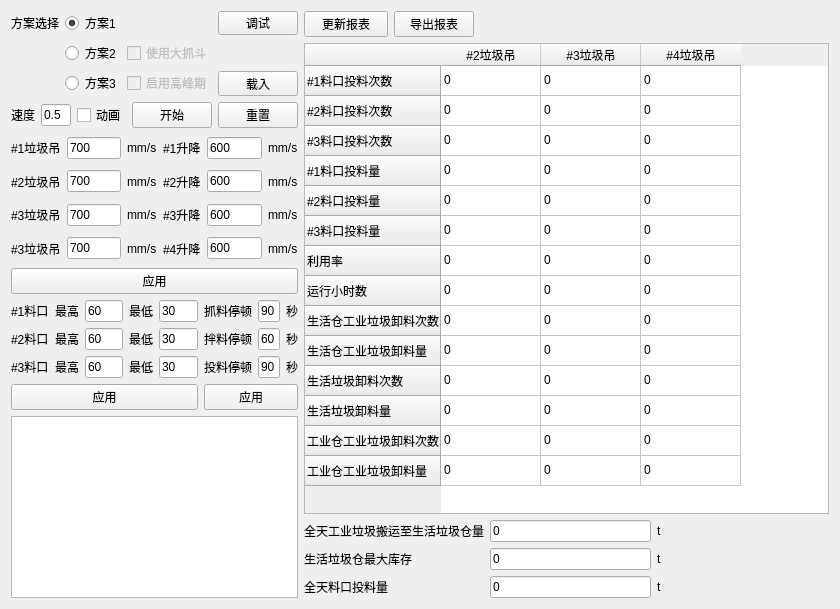
The window that QuestClient/QuestClient.ui (Ohto-Ai-Dev/QuestCommandSender) describes before a commit, drawn with Qt 5.
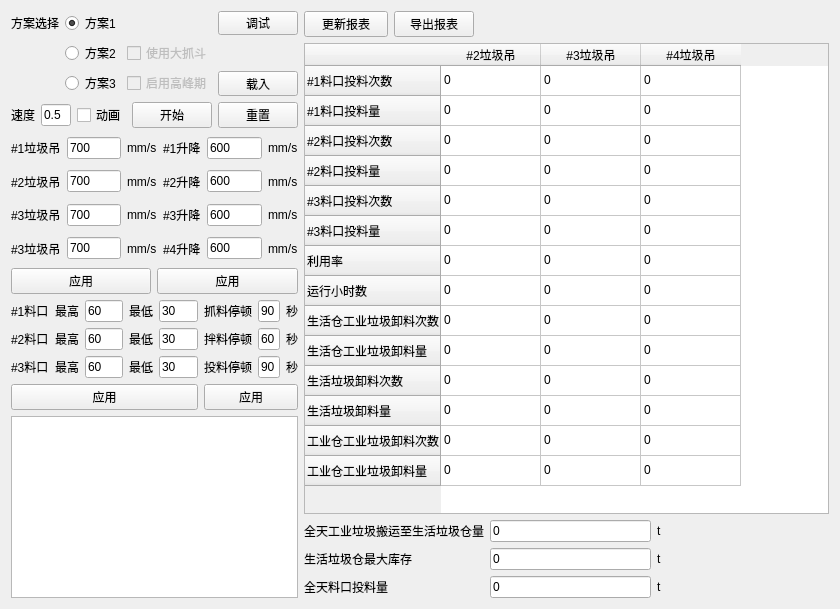
The same window after the commit. Icons and pictures are not drawn.

```diff
--- a/QuestClient/QuestClient.ui
+++ b/QuestClient/QuestClient.ui
@@ -13,6 +13,10 @@
   <property name="windowTitle">
    <string>QuestClient</string>
   </property>
+  <property name="windowIcon">
+   <iconset resource="QuestClient.qrc">
+    <normaloff>:/QuestClient/res/simulate.png</normaloff>:/QuestClient/res/simulate.png</iconset>
+  </property>
   <widget class="QWidget" name="centralWidget">
    <layout class="QGridLayout" name="gridLayout_5">
     <item row="0" column="0" colspan="2">
@@ -77,6 +81,10 @@
          <property name="text">
           <string>调试</string>
          </property>
+         <property name="icon">
+          <iconset resource="QuestClient.qrc">
+           <normaloff>:/QuestClient/res/debug.png</normaloff>:/QuestClient/res/debug.png</iconset>
+         </property>
         </widget>
        </item>
        <item row="1" column="0" rowspan="2">
@@ -137,6 +145,10 @@
          <property name="text">
           <string>载入</string>
          </property>
+         <property name="icon">
+          <iconset resource="QuestClient.qrc">
+           <normaloff>:/QuestClient/res/import.png</normaloff>:/QuestClient/res/import.png</iconset>
+         </property>
         </widget>
        </item>
       </layout>
@@ -202,26 +214,26 @@
            <string>#1料口投料次数</string>
           </property>
          </row>
-         <row>
-          <property name="text">
-           <string>#2料口投料次数</string>
-          </property>
-         </row>
-         <row>
-          <property name="text">
-           <string>#3料口投料次数</string>
-          </property>
-         </row>
          <row>
           <property name="text">
            <string>#1料口投料量</string>
           </property>
          </row>
+         <row>
+          <property name="text">
+           <string>#2料口投料次数</string>
+          </property>
+         </row>
          <row>
           <property name="text">
            <string>#2料口投料量</string>
           </property>
          </row>
+         <row>
+          <property name="text">
+           <string>#3料口投料次数</string>
+          </property>
+         </row>
          <row>
           <property name="text">
            <string>#3料口投料量</string>
@@ -516,6 +528,10 @@
          <property name="text">
           <string>更新报表</string>
          </property>
+         <property name="icon">
+          <iconset resource="QuestClient.qrc">
+           <normaloff>:/QuestClient/res/update.png</normaloff>:/QuestClient/res/update.png</iconset>
+         </property>
         </widget>
        </item>
        <item row="3" column="0" colspan="2">
@@ -573,6 +589,10 @@
          <property name="text">
           <string>导出报表</string>
          </property>
+         <property name="icon">
+          <iconset resource="QuestClient.qrc">
+           <normaloff>:/QuestClient/res/excel.png</normaloff>:/QuestClient/res/excel.png</iconset>
+         </property>
         </widget>
        </item>
        <item row="4" column="3">
@@ -637,6 +657,10 @@
         <property name="text">
          <string>开始</string>
         </property>
+        <property name="icon">
+         <iconset resource="QuestClient.qrc">
+          <normaloff>:/QuestClient/res/play.png</normaloff>:/QuestClient/res/play.png</iconset>
+        </property>
        </widget>
       </item>
       <item>
@@ -644,6 +668,10 @@
         <property name="text">
          <string>重置</string>
         </property>
+        <property name="icon">
+         <iconset resource="QuestClient.qrc">
+          <normaloff>:/QuestClient/res/reset.png</normaloff>:/QuestClient/res/reset.png</iconset>
+        </property>
        </widget>
       </item>
      </layout>
@@ -656,7 +684,7 @@
         <height>160</height>
        </size>
       </property>
-      <layout class="QVBoxLayout" name="verticalLayout_2">
+      <layout class="QGridLayout" name="gridLayout_6">
        <property name="leftMargin">
         <number>0</number>
        </property>
@@ -669,7 +697,7 @@
        <property name="bottomMargin">
         <number>0</number>
        </property>
-       <item>
+       <item row="0" column="0" colspan="2">
         <layout class="QGridLayout" name="gridLayout">
          <item row="0" column="0">
           <layout class="QHBoxLayout" name="horizontalLayout_3">
@@ -873,13 +901,20 @@
          </item>
         </layout>
        </item>
-       <item>
+       <item row="1" column="0">
         <widget class="QPushButton" name="sendAGVSpeed">
          <property name="text">
           <string>应用</string>
          </property>
         </widget>
        </item>
+       <item row="1" column="1">
+        <widget class="QPushButton" name="sendHoistSpeed">
+         <property name="text">
+          <string>应用</string>
+         </property>
+        </widget>
+       </item>
       </layout>
      </widget>
     </item>
```
